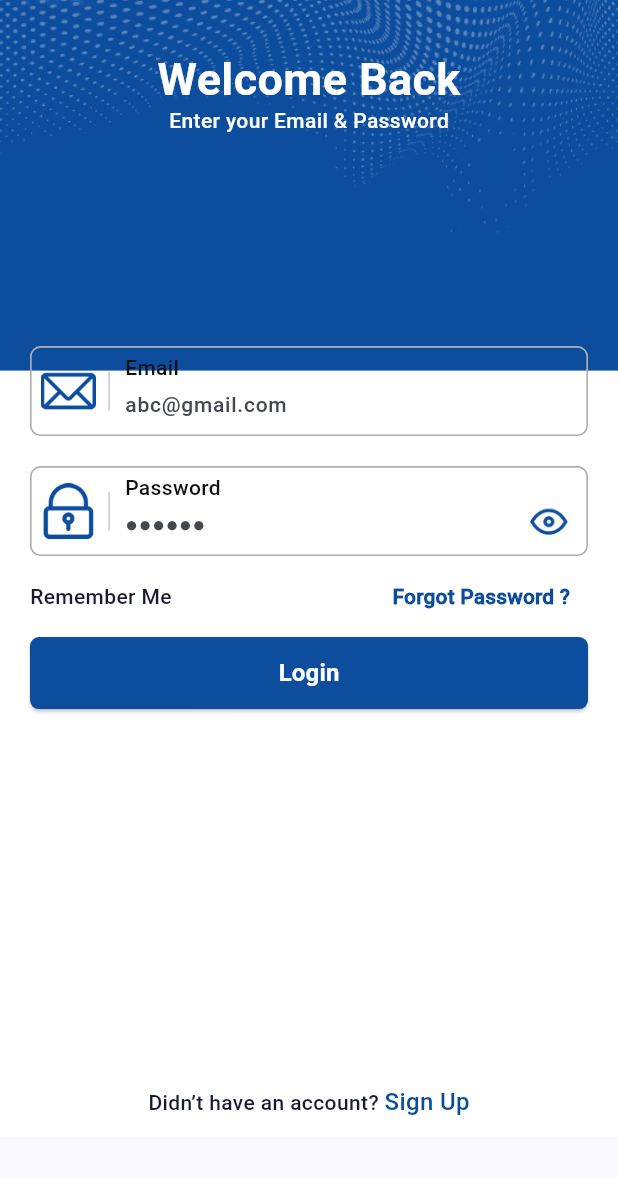
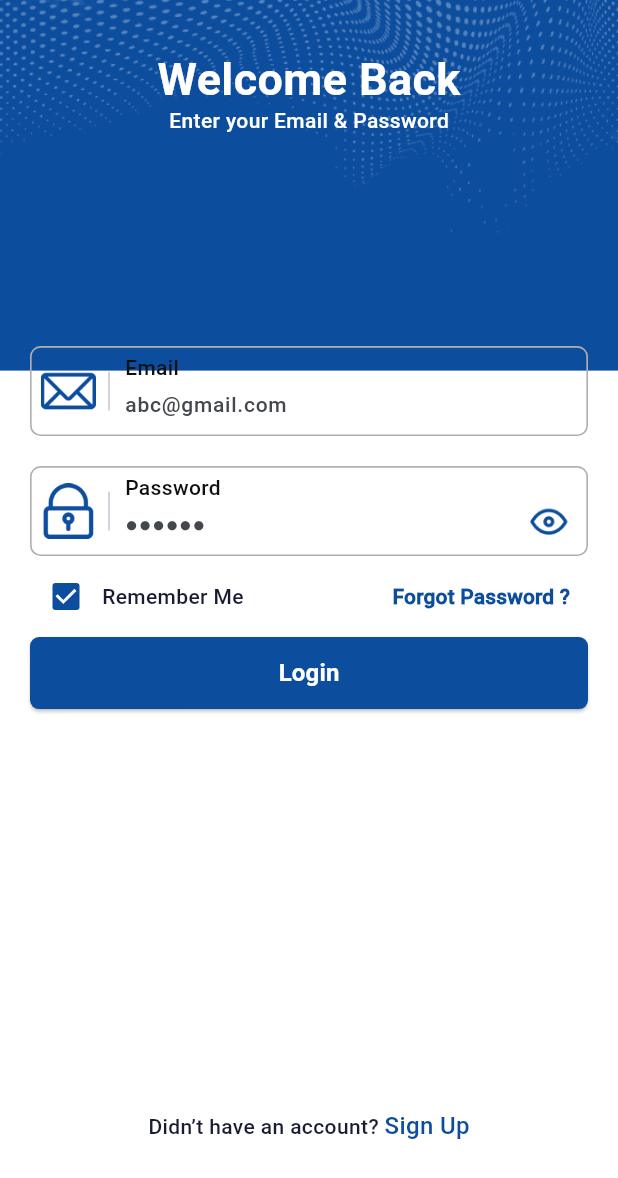
Before and after one commit to jawad4353/codecoy, a Flutter app: the screen it shows after launch, after a tap on "Skip", on a phone screen of 412 x 824 dp. Shown: the top 1178 px of the screen. Run offline on Flutter 3.47's test engine with Material 3 defaults, Android fonts, the phone set to English and light mode, and no system bars; our stand-ins replace awesome_bottom_bar, awesome_notifications, bloc, cloud_firestore, equatable, firebase_auth and 11 more; missing offline and left inert: proste_bezier_curve, workmanager; accounts and stored records are empty.

Commit message:
working on remmeber me

```diff
--- a/lib/utilis/app_constants.dart
+++ b/lib/utilis/app_constants.dart
@@ -40,7 +40,7 @@ class AppConstants{
 
 //get otp forgetpassword screen
   static String forgetPassword='Forget Password';
-  static String enterEmail='Enter email to get otp';
+  static String enterEmail='Enter email to get reset link';
   static String getLink='Get Email Link';
 
   //home
@@ -53,4 +53,9 @@ class AppConstants{
   static String shareAppUrl='https://drive.google.com/file/d/1xlWseTSDabQTf7m6bFieiDdjosFyDt_b/view?usp=sharing';
   static String appVersion='version $version';
 
+  static String areYouSureLogout='Are you sure you want to logout  ?';
+  static String areYouSureExit=' Do you want to exit app ?';
+  static String exit='Exit';
+  static String logout='Logout';
+  static String cancel='Cancel';
 }
--- a/lib/utilis/app_preferences.dart
+++ b/lib/utilis/app_preferences.dart
@@ -4,7 +4,6 @@ class AppPrefs{
   static String keyEmail='keyEmail';
   static String keyName='Name';
   static String keyPassword='keyPassword';
-  static String keyOtp='keyOtp';
   static String keyRememberMe='keyRememberMe';
   static String keyIsLogin='keyIsLogin';
 }
--- a/lib/view/auth/forgot_password.dart
+++ b/lib/view/auth/forgot_password.dart
@@ -40,7 +40,7 @@ class _ForgotPasswordState extends State<ForgotPassword> {
                     child: Column(
                       crossAxisAlignment: CrossAxisAlignment.center,
                       children: [
-                        Text(AppConstants.forgotPassword,style: AppTextStyles.robotoBold(color: AppColors.white, fontSize: 30.sp, weight: FontWeight.w700),),
+                        Text(AppConstants.forgetPassword,style: AppTextStyles.robotoBold(color: AppColors.white, fontSize: 30.sp, weight: FontWeight.w700),),
                         SizedBox(height: 5.h,),
                         Text(AppConstants.enterEmail,style: AppTextStyles.robotoMedium(color: AppColors.white, fontSize: 14.sp, weight: FontWeight.w500),),
 
--- a/lib/view/auth/login.dart
+++ b/lib/view/auth/login.dart
@@ -28,11 +28,12 @@ class Login extends StatefulWidget {
 class _LoginState extends State<Login> {
   final TextEditingController _email= TextEditingController();
   final TextEditingController _password= TextEditingController();
-  bool rememberMe=true,hidePassword=true;
+  bool rememberMe=true;
 
   @override
   initState(){
     super.initState();
+    context.read<LoginBloc>().add(RememberMeEvent(rememberMe));
     if(preferences.getBool(AppPrefs.keyRememberMe)==true){
       _email.text=preferences.getString(AppPrefs.keyEmail)??"";
       _password.text=preferences.getString(AppPrefs.keyPassword)??"";
@@ -48,7 +49,7 @@ class _LoginState extends State<Login> {
             children: [
               Stack(
                 children: [
-                  Container(height:1.sh*0.92,width: 1.sw,color: AppColors.white,),
+                  Container(height:1.sh*0.97,width: 1.sw,color: AppColors.white,),
                   header(),
                   Positioned(
                     top: 38.h,
@@ -90,14 +91,14 @@ class _LoginState extends State<Login> {
                                 EasyLoading.showInfo('Password required');
                                 return;
                               }
-                              context.read<LoginBloc>().add(LoginApiEvent(_email.text,_password.text, context, rememberMe));
+                              context.read<LoginBloc>().add(LoginApiEvent(_email.text,_password.text, context));
                             });
                           }
                       ),
                     ],),
                   ),
                   Positioned(
-                      bottom: 15.h,
+                      bottom: 40.h,
                       left: 0,
                       right: 0,
                       child: customFooter(title: AppConstants.dontHaveAccount, clickableText: AppConstants.signUp, callback: () {
@@ -117,7 +118,21 @@ class _LoginState extends State<Login> {
 
   Widget _forgetRememberMe(){
     return Row(children: [
+      BlocBuilder<LoginBloc,LoginState>(
+        builder: (context,state) {
+          if(state is RememberMeState){
+            return Checkbox.adaptive(
+                fillColor: MaterialStateProperty.resolveWith((states) => AppColors.primary),
+                activeColor: AppColors.white,
+                overlayColor: MaterialStateProperty.resolveWith((states) => AppColors.white) ,
+                value: state.rememberMe, onChanged: (a){
+              context.read<LoginBloc>().add(RememberMeEvent(!state.rememberMe));
 
+            });
+          }
+         return const SizedBox();
+        }
+      ),
       Text(AppConstants.rememberMe,style: AppTextStyles.robotoMedium(color: AppColors.black191B32, fontSize: 14.sp, weight: FontWeight.w500)),
       const Spacer(),
       TextButton(onPressed: (){
--- a/lib/view_model/login_bloc/login_bloc.dart
+++ b/lib/view_model/login_bloc/login_bloc.dart
@@ -44,6 +44,12 @@ class LoginBloc extends Bloc<LoginEvent, LoginState> {
         }
       }
 
+
+      if(event is RememberMeEvent){
+        emit(RememberMeState(event.rememberMe));
+        preferences.setBool(AppPrefs.keyRememberMe, event.rememberMe);
+      }
+
     });
   }
 }
--- a/lib/view_model/login_bloc/login_event.dart
+++ b/lib/view_model/login_bloc/login_event.dart
@@ -8,10 +8,9 @@ class LoginApiEvent extends LoginEvent{
   final BuildContext context;
   final String email;
   final String password;
-  final bool rememberMe;
-  const LoginApiEvent( this.email, this.password, this.context,this.rememberMe);
+  const LoginApiEvent( this.email, this.password, this.context);
   @override
-  List<Object?> get props => [];
+  List<Object?> get props => [context,email,password];
 }
 
 
@@ -20,6 +19,13 @@ class ForgetPasswordEvent extends LoginEvent{
   final BuildContext context;
   const ForgetPasswordEvent(this.email,this.context);
   @override
-  List<Object?> get props => throw UnimplementedError();
+  List<Object?> get props => [email,context];
+}
+
+class RememberMeEvent extends LoginEvent{
+  final bool rememberMe;
+  const RememberMeEvent(this.rememberMe,);
+  @override
+  List<Object?> get props => [rememberMe];
 
 }
--- a/lib/view_model/login_bloc/login_state.dart
+++ b/lib/view_model/login_bloc/login_state.dart
@@ -41,3 +41,10 @@ class ForgotPasswordErrorState extends LoginState {
   @override
   List<Object> get props => [];
 }
+
+class RememberMeState extends LoginState {
+  final bool rememberMe;
+ const RememberMeState(this.rememberMe);
+  @override
+  List<Object> get props => [rememberMe];
+}
```
Also changed, not shown: lib/network_config/firebase_service.dart (+26 -7 lines), lib/view/dialogues/exit_dialogue.dart (+4 -3 lines), lib/view/dialogues/logout.dart (+4 -3 lines), lib/view/screens/home/home.dart (+4 -5 lines), lib/view/screens/home/slider.dart (deleted, +0 -129 lines).
